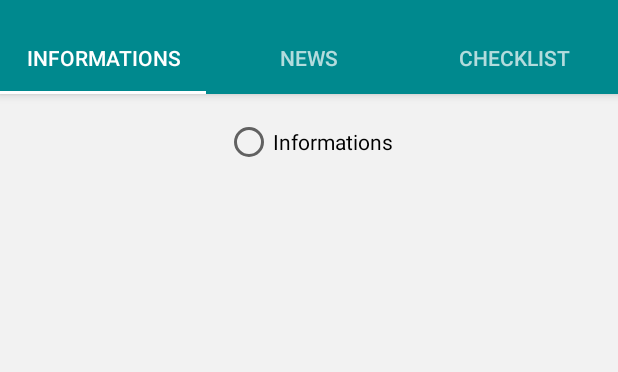
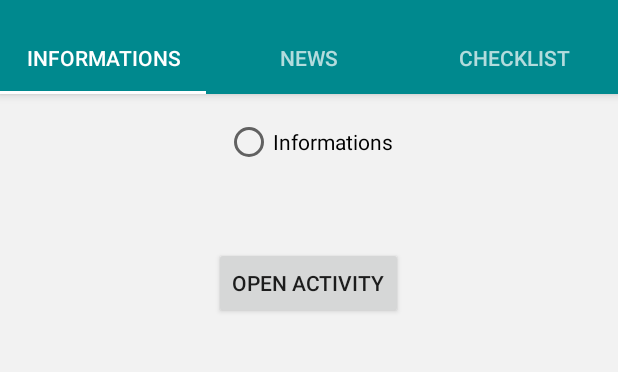
Before and after one commit to Hongyuanli/CS3892016team4, an Android app: the screen it shows after launch (MainActivity), on a phone screen of 412 x 824 dp, the part 74-446 px from its top. Run offline under Robolectric (Android 15) with nearby library versions, the phone set to English and light mode, and no system bars.

Commit message:
create packages for fragments and information activities. Create an example activity that opens in InformationFragment. This closes #3 and closes #4

```diff
--- a/app/src/main/java/org/zikalert/MainActivity.java
+++ b/app/src/main/java/org/zikalert/MainActivity.java
@@ -1,8 +1,6 @@
 package org.zikalert;
 
 import android.support.design.widget.TabLayout;
-import android.support.design.widget.FloatingActionButton;
-import android.support.design.widget.Snackbar;
 import android.support.v7.app.AppCompatActivity;
 import android.support.v7.widget.Toolbar;
 
@@ -11,15 +9,14 @@ import android.support.v4.app.FragmentManager;
 import android.support.v4.app.FragmentPagerAdapter;
 import android.support.v4.view.ViewPager;
 import android.os.Bundle;
-import android.view.LayoutInflater;
 import android.view.Menu;
 import android.view.MenuItem;
-import android.view.View;
-import android.view.ViewGroup;
 
-import android.widget.TextView;
+import org.zikalert.fragments.NewsFragment;
+import org.zikalert.fragments.ChecklistFragment;
+import org.zikalert.fragments.InformationFragment;
 
-public class MainActivity extends AppCompatActivity {
+public class MainActivity extends AppCompatActivity{
 
     /**
      * The {@link android.support.v4.view.PagerAdapter} that will provide
@@ -81,80 +78,6 @@ public class MainActivity extends AppCompatActivity {
     }
 
     /**
-     * Fragment for Informations section.
-     */
-    public static class InformationsFragment extends Fragment {
-
-        public InformationsFragment() {
-        }
-
-        /**
-         * Returns a new instance of this fragment.
-         */
-        public static InformationsFragment newInstance() {
-            InformationsFragment fragment = new InformationsFragment();
-            return fragment;
-        }
-
-        @Override
-        public View onCreateView(LayoutInflater inflater, ViewGroup container,
-                                 Bundle savedInstanceState) {
-            View rootView = inflater.inflate(R.layout.fragment_informations, container, false);
-            return rootView;
-        }
-    }
-
-    /**
-     * Fragment for News section.
-     */
-    public static class NewsFragment extends Fragment {
-
-        public NewsFragment() {
-        }
-
-        /**
-         * Returns a new instance of this fragment.
-         */
-        public static NewsFragment newInstance() {
-            NewsFragment fragment = new NewsFragment();
-            return fragment;
-        }
-
-        @Override
-        public View onCreateView(LayoutInflater inflater, ViewGroup container,
-                                 Bundle savedInstanceState) {
-            View rootView = inflater.inflate(R.layout.fragment_news, container, false);
-            return rootView;
-        }
-    }
-
-
-    /**
-     * Fragment for Checklist section.
-     */
-    public static class ChecklistFragment extends Fragment {
-
-        public ChecklistFragment() {
-        }
-
-        /**
-         * Returns a new instance of this fragment.
-         */
-        public static ChecklistFragment newInstance() {
-            ChecklistFragment fragment = new ChecklistFragment();
-            return fragment;
-        }
-
-        @Override
-        public View onCreateView(LayoutInflater inflater, ViewGroup container,
-                                 Bundle savedInstanceState) {
-            View rootView = inflater.inflate(R.layout.fragment_checklist, container, false);
-            return rootView;
-        }
-    }
-
-
-    /**
      * A {@link FragmentPagerAdapter} that returns a fragment corresponding to
      * one of the sections/tabs/pages.
      */
@@ -169,11 +92,11 @@ public class MainActivity extends AppCompatActivity {
             // getItem is called to instantiate the fragment for the given page.
             switch (position){
                 case 0:
-                    return InformationsFragment.newInstance();
+                    return new InformationFragment();
                 case 1:
-                    return NewsFragment.newInstance();
+                    return new NewsFragment();
                 case 2:
-                    return ChecklistFragment.newInstance();
+                    return new ChecklistFragment();
             }
             return null;
         }
--- /dev/null
+++ b/app/src/main/java/org/zikalert/fragments/InformationFragment.java
@@ -0,0 +1,54 @@
+package org.zikalert.fragments;
+
+/**
+ * Created by Luiz Fernando on 3/18/2016.
+ */
+
+import android.content.Intent;
+import android.os.Bundle;
+import android.support.v4.app.Fragment;
+import android.view.LayoutInflater;
+import android.view.View;
+import android.view.ViewGroup;
+import android.widget.Button;
+
+import org.zikalert.informationactivities.PreventionActivity;
+import org.zikalert.R;
+
+/**
+ * Fragment for Information section.
+ */
+public class InformationFragment extends Fragment {
+
+
+    public InformationFragment() { //Default blank constructor required.
+    }
+
+
+    @Override
+    public View onCreateView(LayoutInflater inflater, ViewGroup container,
+                             Bundle savedInstanceState) {
+        View rootView = inflater.inflate(R.layout.fragment_informations, container, false);
+        return rootView;
+    }
+
+    @Override
+    public void onActivityCreated(Bundle savedInstanceState) {
+        super.onActivityCreated(savedInstanceState);
+
+        //Get the button here and trigger the listener
+        //In the future this is not going to be a button, but it will be a card.
+        Button btnOpenActivity = (Button) getView().findViewById(R.id.btnOpenActivity);
+        btnOpenActivity.setOnClickListener(new View.OnClickListener() {
+            @Override
+            public void onClick(View v) {
+                //So we decided to create a new activity based on the type of information clicked
+                //instead of changing the fragment.
+                //This is how we call another activity by creating intents.
+                //http://developer.android.com/training/basics/firstapp/starting-activity.html
+                Intent intent = new Intent(getActivity(),PreventionActivity.class);
+                startActivity(intent);
+            }
+        });
+    }
+}
--- /dev/null
+++ b/app/src/main/java/org/zikalert/fragments/NewsFragment.java
@@ -0,0 +1,29 @@
+package org.zikalert.fragments;
+
+/**
+ * Created by Luiz Fernando on 3/18/2016.
+ */
+
+import android.os.Bundle;
+import android.support.v4.app.Fragment;
+import android.view.LayoutInflater;
+import android.view.View;
+import android.view.ViewGroup;
+
+import org.zikalert.R;
+
+/**
+ * Fragment for News section.
+ */
+public class NewsFragment extends Fragment {
+
+    public NewsFragment() { //Default blank constructor required.
+    }
+
+    @Override
+    public View onCreateView(LayoutInflater inflater, ViewGroup container,
+                             Bundle savedInstanceState) {
+        View rootView = inflater.inflate(R.layout.fragment_news, container, false);
+        return rootView;
+    }
+}
--- a/app/src/main/res/layout/activity_main.xml
+++ b/app/src/main/res/layout/activity_main.xml
@@ -6,7 +6,7 @@
     android:layout_width="match_parent"
     android:layout_height="match_parent"
     android:fitsSystemWindows="true"
-    tools:context="org.zikalert.MainActivity">
+    tools:context=".MainActivity">
 
     <android.support.design.widget.AppBarLayout
         android:id="@+id/appbar"
--- a/app/src/main/res/layout/fragment_informations.xml
+++ b/app/src/main/res/layout/fragment_informations.xml
@@ -6,7 +6,7 @@
     android:paddingLeft="@dimen/activity_horizontal_margin"
     android:paddingRight="@dimen/activity_horizontal_margin"
     android:paddingTop="@dimen/activity_vertical_margin"
-    tools:context="org.zikalert.MainActivity$PlaceholderFragment"
+    tools:context=".MainActivity$PlaceholderFragment"
     android:background="#f2f2f2">
 
 
@@ -17,4 +17,13 @@
         android:id="@+id/radioButton"
         android:layout_alignParentTop="true"
         android:layout_centerHorizontal="true" />
+
+    <Button
+        android:layout_width="wrap_content"
+        android:layout_height="wrap_content"
+        android:text="Open Activity"
+        android:id="@+id/btnOpenActivity"
+        android:layout_marginTop="54dp"
+        android:layout_below="@+id/radioButton"
+        android:layout_centerHorizontal="true" />
 </RelativeLayout>
--- a/app/src/main/res/menu/menu_main.xml
+++ b/app/src/main/res/menu/menu_main.xml
@@ -1,7 +1,7 @@
 <menu xmlns:android="http://schemas.android.com/apk/res/android"
     xmlns:app="http://schemas.android.com/apk/res-auto"
     xmlns:tools="http://schemas.android.com/tools"
-    tools:context="org.zikalert.MainActivity">
+    tools:context=".MainActivity">
 
     <item
         android:id="@+id/action_settings"
--- a/app/src/main/res/values/strings.xml
+++ b/app/src/main/res/values/strings.xml
@@ -2,4 +2,5 @@
     <string name="app_name">ZikAlert</string>
     <string name="action_settings">Settings</string>
     <string name="section_format">Hello World from section: %1$d</string>
+    <string name="title_activity_prevention">PreventionActivity</string>
 </resources>
```
Also changed, not shown: app/src/main/AndroidManifest.xml (+9 -0 lines), app/src/main/java/org/zikalert/fragments/ChecklistFragment.java (added, +29 -0 lines), app/src/main/java/org/zikalert/informationactivities/PreventionActivity.java (added, +30 -0 lines), app/src/main/res/layout/activity_prevention.xml (added, +27 -0 lines), app/src/main/res/layout/content_prevention.xml (added, +46 -0 lines).
